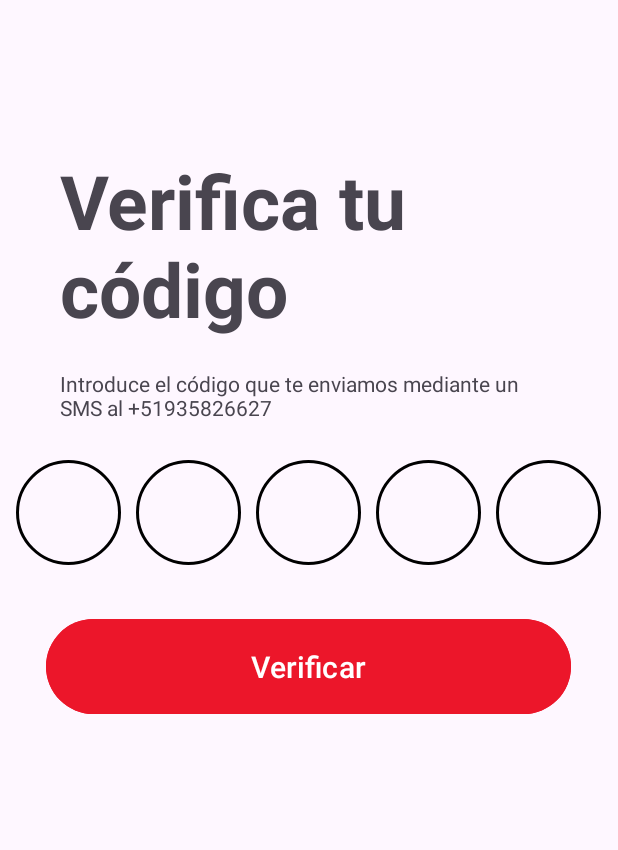
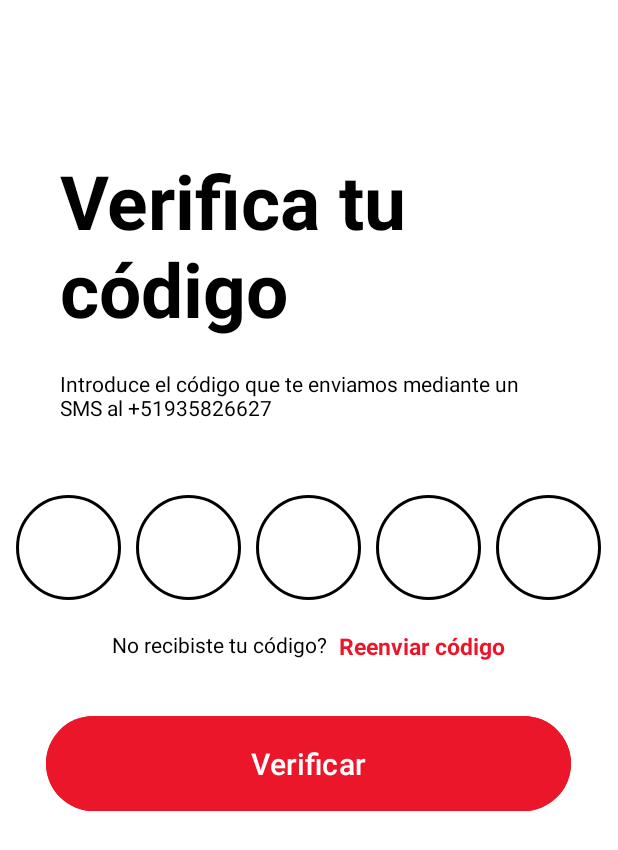
Before and after one commit to PieroCardoza2003/UrbanMove, an Android app: the layout activity_otp_verification.xml on its own in the app's theme, with its tools: preview values and no code run, on a phone screen of 412 x 824 dp. Shown: the top 850 px of the screen. Run offline under Robolectric (Android 15) with nearby library versions, the phone set to English and light mode, and no system bars.

Commit message:
H01 - Registro de Usuarios y verificación

```diff
--- a/app/build.gradle
+++ b/app/build.gradle
@@ -1,6 +1,7 @@
 plugins {
     id 'com.android.application'
     id 'org.jetbrains.kotlin.android'
+    id 'com.google.gms.google-services'
 }
 
 android {
@@ -51,6 +52,9 @@ dependencies {
     implementation "androidx.lifecycle:lifecycle-livedata-ktx:2.8.1"
     // Country Code Picker
     implementation 'com.hbb20:ccp:2.7.3'
+    //googleService
+    implementation platform('com.google.firebase:firebase-bom:33.2.0')
+    implementation 'com.google.firebase:firebase-auth-ktx'
     // --------------------------------------------------------------------
     implementation 'androidx.core:core-ktx:1.9.0'
     implementation 'androidx.appcompat:appcompat:1.7.0'
--- a/app/src/main/res/layout/activity_otp_verification.xml
+++ b/app/src/main/res/layout/activity_otp_verification.xml
@@ -5,6 +5,7 @@
     android:id="@+id/main"
     android:layout_width="match_parent"
     android:layout_height="match_parent"
+    android:background="@color/white"
     tools:context=".presentation.ui.otpverification.OtpVerification">
 
     <LinearLayout
@@ -21,6 +22,7 @@
             android:layout_height="match_parent"
             android:layout_gravity="left"
             android:text="Verifica tu código"
+            android:textColor="@color/black"
             android:textSize="50sp"
             android:textStyle="bold"/>
 
@@ -30,7 +32,20 @@
             android:layout_marginRight="40dp"
             android:layout_width="match_parent"
             android:layout_height="wrap_content"
+            android:textColor="@color/black"
             android:text="Introduce el código que te enviamos mediante un SMS al +51935826627"/>
+
+        <TextView
+            android:id="@+id/textMobile"
+            android:layout_width="match_parent"
+            android:layout_height="wrap_content"
+            android:layout_marginStart="50dp"
+            android:layout_marginTop="4dp"
+            android:layout_marginEnd="50dp"
+            android:gravity="center"
+            android:textColor="@color/app_color_primary"
+            android:textSize="14sp"
+            android:textStyle="bold"/>
 
         <LinearLayout
             android:layout_width="match_parent"
@@ -40,6 +55,7 @@
             android:orientation="horizontal">
 
             <EditText
+                android:id="@+id/code1"
                 android:layout_width="70dp"
                 android:layout_height="70dp"
                 android:gravity="center"
@@ -54,6 +70,7 @@
                 tools:ignore="LabelFor"/>
 
             <EditText
+                android:id="@+id/code2"
                 android:layout_marginLeft="10dp"
                 android:layout_width="70dp"
                 android:layout_height="70dp"
@@ -69,6 +86,7 @@
                 tools:ignore="LabelFor"/>
 
             <EditText
+                android:id="@+id/code3"
                 android:layout_marginLeft="10dp"
                 android:layout_width="70dp"
                 android:layout_height="70dp"
@@ -84,6 +102,7 @@
                 tools:ignore="LabelFor"/>
 
             <EditText
+                android:id="@+id/code4"
                 android:layout_marginLeft="10dp"
                 android:layout_width="70dp"
                 android:layout_height="70dp"
@@ -99,6 +118,7 @@
                 tools:ignore="LabelFor"/>
 
             <EditText
+                android:id="@+id/code5"
                 android:layout_marginLeft="10dp"
                 android:layout_width="70dp"
                 android:layout_height="70dp"
@@ -115,7 +135,34 @@
 
         </LinearLayout>
 
+        <LinearLayout
+            android:layout_width="match_parent"
+            android:layout_height="wrap_content"
+            android:layout_marginTop="20dp"
+            android:gravity="center"
+            android:orientation="horizontal">
+
+            <TextView
+                android:layout_width="wrap_content"
+                android:layout_height="match_parent"
+                android:text="No recibiste tu código?"
+                android:textColor="@color/black"
+                android:textSize="14sp" />
+
+            <TextView
+                android:id="@+id/resendOTP"
+                android:layout_width="wrap_content"
+                android:layout_height="wrap_content"
+                android:layout_marginStart="8dp"
+                android:text="Reenviar código"
+                android:textColor="@color/app_color_primary"
+                android:textSize="15sp"
+                android:textStyle="bold"/>
+
+        </LinearLayout>
+
         <Button
+            android:id="@+id/btnVerificar"
             android:layout_width="350dp"
             android:layout_height="wrap_content"
             android:text="Verificar"
--- a/build.gradle
+++ b/build.gradle
@@ -2,4 +2,5 @@
 plugins {
 id 'com.android.application' version '8.1.2' apply false
     id 'org.jetbrains.kotlin.android' version '1.9.0' apply false
+    id 'com.google.gms.google-services' version '4.4.2' apply false
 }
```
Also changed, not shown: app/src/main/java/com/capstone/urbanmove/presentation/ui/otpverification/OtpVerification.kt (+33 -6 lines), app/src/main/java/com/capstone/urbanmove/presentation/ui/phonelogin/PhoneLogin.kt (+26 -0 lines), app/src/main/res/layout/activity_phone_login.xml (+15 -1 lines), 1 other file.
